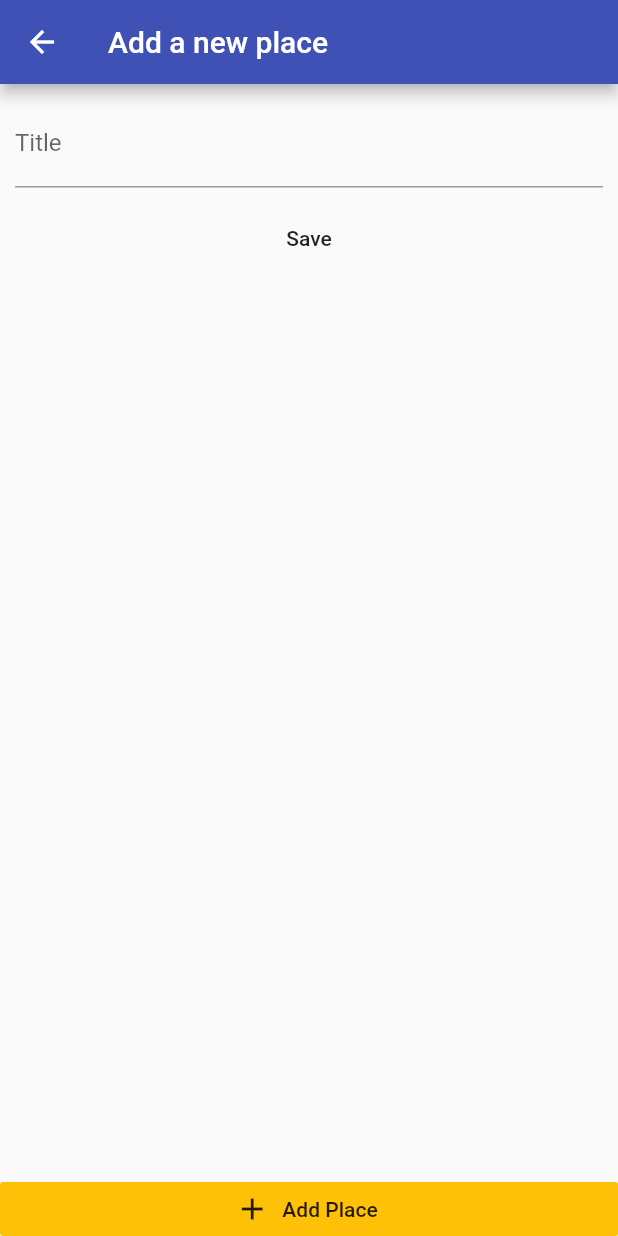
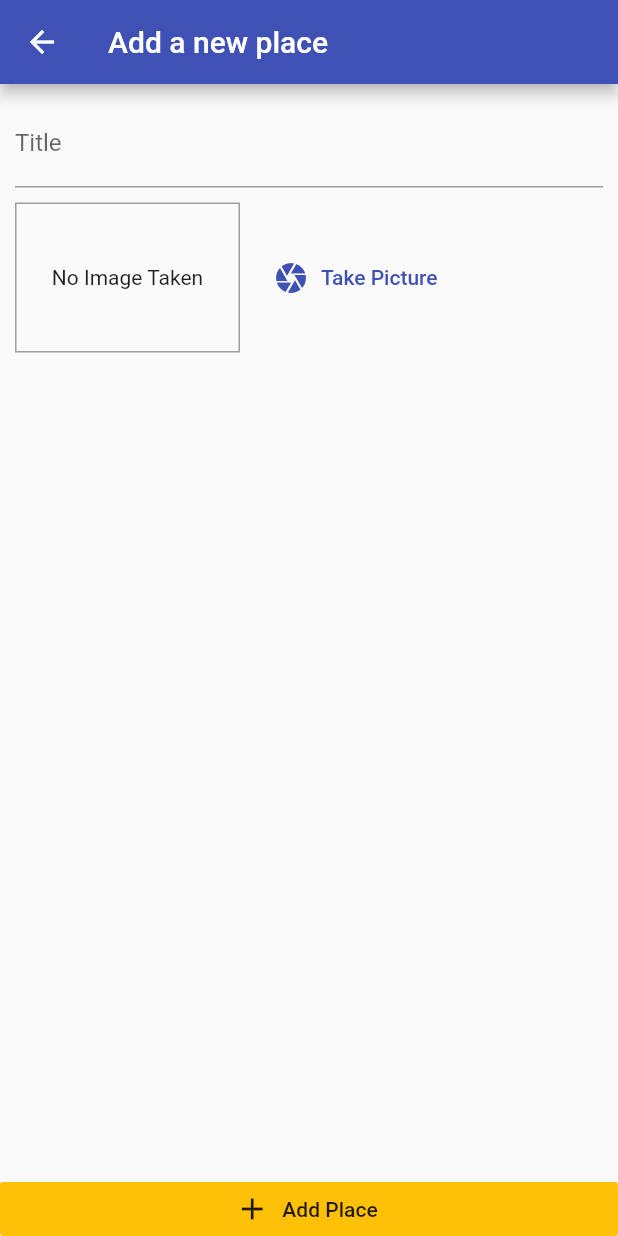
Before and after one commit to Prat2030/Flutter_GreatPlaces_App, a Flutter app: the AddPlaceScreen screen opened by its route, on a phone screen of 412 x 824 dp. Run offline on Flutter 3.47's test engine with Material 2 defaults, Android fonts, the phone set to English and light mode, and no system bars; our stand-ins replace image_picker.

Commit message:
imported image picker package and made basic add a new place screen

```diff
--- a/lib/screens/add_place_screen.dart
+++ b/lib/screens/add_place_screen.dart
@@ -1,6 +1,8 @@
 // ignore_for_file: prefer_const_constructors, prefer_const_literals_to_create_immutables
 
 import 'package:flutter/material.dart';
+
+import '../widgets/image_input.dart';
 
 class AddPlaceScreen extends StatefulWidget {
   AddPlaceScreen({Key? key}) : super(key: key);
@@ -39,11 +41,7 @@ class _AddPlaceScreenState extends State<AddPlaceScreen> {
                   SizedBox(
                     height: 10,
                   ),
-                  Container(),
-                  FlatButton(
-                    onPressed: () {},
-                    child: Text('Save'),
-                  ),
+                  ImageInput(),
                 ],
               ),
             ),
--- a/lib/widgets/image_input.dart
+++ b/lib/widgets/image_input.dart
@@ -0,0 +1,52 @@
+// ignore_for_file: prefer_const_constructors
+
+import 'dart:io';
+
+import 'package:flutter/material.dart';
+import 'package:image_picker/image_picker.dart';
+
+class ImageInput extends StatefulWidget {
+  ImageInput({Key? key}) : super(key: key);
+
+  @override
+  State<ImageInput> createState() => _ImageInputState();
+}
+
+class _ImageInputState extends State<ImageInput> {
+  var _storedImage;
+
+  @override
+  Widget build(BuildContext context) {
+    return Row(
+      children: <Widget>[
+        Container(
+          width: 150,
+          height: 100,
+          decoration: BoxDecoration(
+            border: Border.all(width: 1, color: Colors.grey),
+          ),
+          child: _storedImage != null
+              ? Image.file(
+                  _storedImage,
+                  fit: BoxFit.cover,
+                  width: double.infinity,
+                )
+              : Text(
+                  'No Image Taken',
+                  textAlign: TextAlign.center,
+                ),
+          alignment: Alignment.center,
+        ),
+        SizedBox(
+          width: 10,
+        ),
+        FlatButton.icon(
+          icon: Icon(Icons.camera),
+          label: Text('Take Picture'),
+          textColor: Theme.of(context).primaryColor,
+          onPressed: () {},
+        ),
+      ],
+    );
+  }
+}
--- a/pubspec.yaml
+++ b/pubspec.yaml
@@ -35,6 +35,7 @@ dependencies:
   # Use with the CupertinoIcons class for iOS style icons.
   cupertino_icons: ^1.0.2
   provider: ^6.0.3
+  image_picker: ^0.8.5+3
 
 dev_dependencies:
   flutter_test:
```
Also changed, not shown: pubspec.lock, 6 other files.
